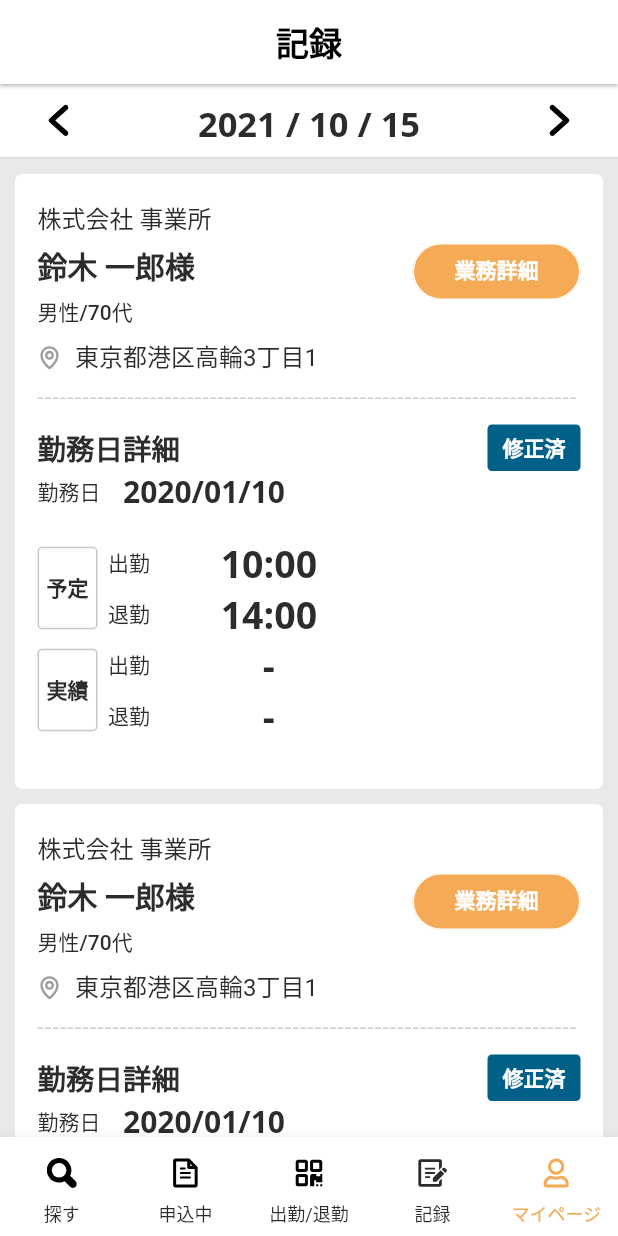
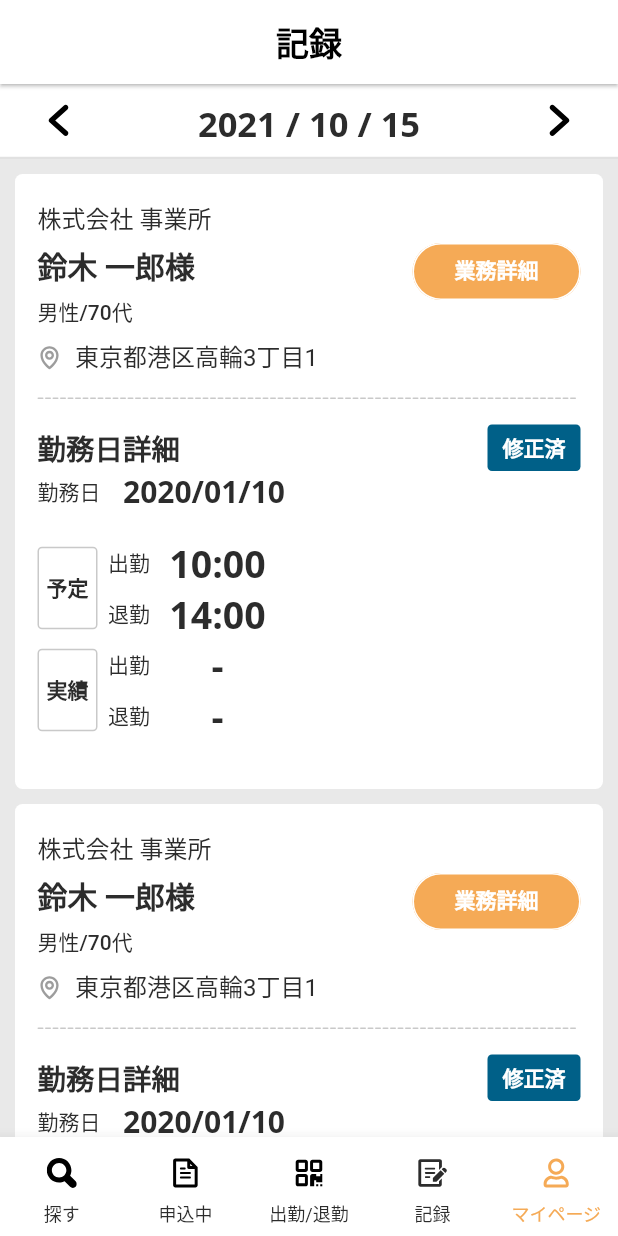
Before and after one commit to akashjpro/parsowa, a Flutter app: the PreviousAttendScreen screen opened by its route, on a phone screen of 412 x 824 dp. Run offline on Flutter 3.47's test engine with Material 2 defaults, Android fonts, the phone set to English and light mode, and no system bars; drawn by our look-alikes of dotted_line; our stand-ins replace flutter_bloc, flutter_svg, webview_flutter; Roboto replaces fonts that are missing (NotoSanJP).

Commit message:
Update attend_list_widget.dart

```diff
--- a/lib/presentation/screens/attend_list/widgets/attend_list_widget.dart
+++ b/lib/presentation/screens/attend_list/widgets/attend_list_widget.dart
@@ -195,13 +195,14 @@ class AttendListWidget {
             Row(
               crossAxisAlignment: CrossAxisAlignment.start,
               children: [
-                Expanded(
+                Flexible(
                   child: Column(
                     crossAxisAlignment: CrossAxisAlignment.start,
                     children: [
-                      _buildTimeRow('予定', item.scheduledStartTime,
+                      _buildTimeRow(context, '予定', item.scheduledStartTime,
                           item.scheduledLeaveTime),
-                      _buildTimeRow('実績', item.startTime, item.leaveTime),
+                      _buildTimeRow(
+                          context, '実績', item.startTime, item.leaveTime),
                     ],
                   ),
                 ),
@@ -221,7 +222,8 @@ class AttendListWidget {
           ],
         ),
       );
-  static _buildTimeRow(String type, String startTime, String endTime) =>
+  static _buildTimeRow(BuildContext context, String type, String startTime,
+          String endTime) =>
       Container(
         child: Row(
           crossAxisAlignment: CrossAxisAlignment.center,
@@ -248,7 +250,6 @@ class AttendListWidget {
               width: 7,
             ),
             Flexible(
-              flex: 10,
               child: Column(
                 crossAxisAlignment: CrossAxisAlignment.start,
                 children: [
@@ -266,8 +267,10 @@ class AttendListWidget {
                       const SizedBox(
                         width: 10,
                       ),
-                      Expanded(
-                        flex: 1,
+                      ConstrainedBox(
+                        constraints: BoxConstraints(
+                            minWidth: 70,
+                            maxWidth: MediaQuery.of(context).size.width),
                         child: Text(
                           startTime.compareTo('') != 0 ? startTime : '-',
                           textAlign: TextAlign.center,
@@ -279,7 +282,6 @@ class AttendListWidget {
                           ),
                         ),
                       ),
-                      Expanded(child: SizedBox())
                     ],
                   ),
                   Row(
@@ -296,8 +298,10 @@ class AttendListWidget {
                       const SizedBox(
                         width: 10,
                       ),
-                      Expanded(
-                        flex: 1,
+                      ConstrainedBox(
+                        constraints: BoxConstraints(
+                            minWidth: 70,
+                            maxWidth: MediaQuery.of(context).size.width),
                         child: Text(
                           startTime.compareTo('') != 0 ? endTime : '-',
                           textAlign: TextAlign.center,
@@ -309,12 +313,11 @@ class AttendListWidget {
                           ),
                         ),
                       ),
-                      Expanded(child: SizedBox())
                     ],
                   )
                 ],
               ),
-            )
+            ),
           ],
         ),
       );
```
